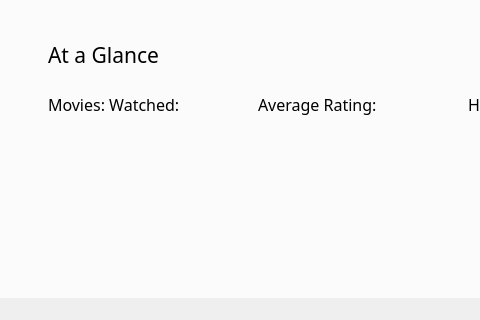
Before: the Qt Designer form UI Files/MainWindowV1.ui in steinmns/Cinema-Stats, drawn with Qt 5; both pictures show x 0 to 480 and y 461 to 781 of the 1116 by 781 pixel window.
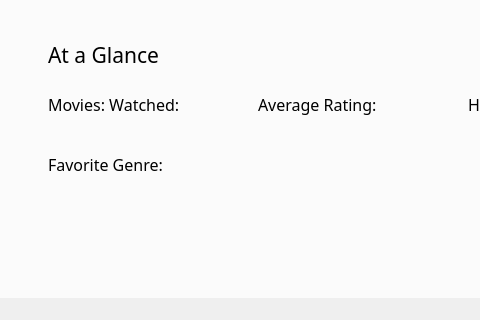
After: the same form once the commit is applied.

Commit message: more work on favorite genre stat

What changed in the file:
```diff
--- a/UI Files/MainWindowV1.ui
+++ b/UI Files/MainWindowV1.ui
@@ -194,6 +194,25 @@
        </size>
       </property>
      </widget>
+     <widget class="QLabel" name="FavoriteGenreLabel">
+      <property name="geometry">
+       <rect>
+        <x>50</x>
+        <y>550</y>
+        <width>171</width>
+        <height>21</height>
+       </rect>
+      </property>
+      <property name="font">
+       <font>
+        <family>Mollen Personal Use</family>
+        <pointsize>12</pointsize>
+       </font>
+      </property>
+      <property name="text">
+       <string>Favorite Genre:</string>
+      </property>
+     </widget>
     </widget>
     <widget class="QWidget" name="LogViewTab">
      <attribute name="title">
```
The commit also changes 9 other files.
